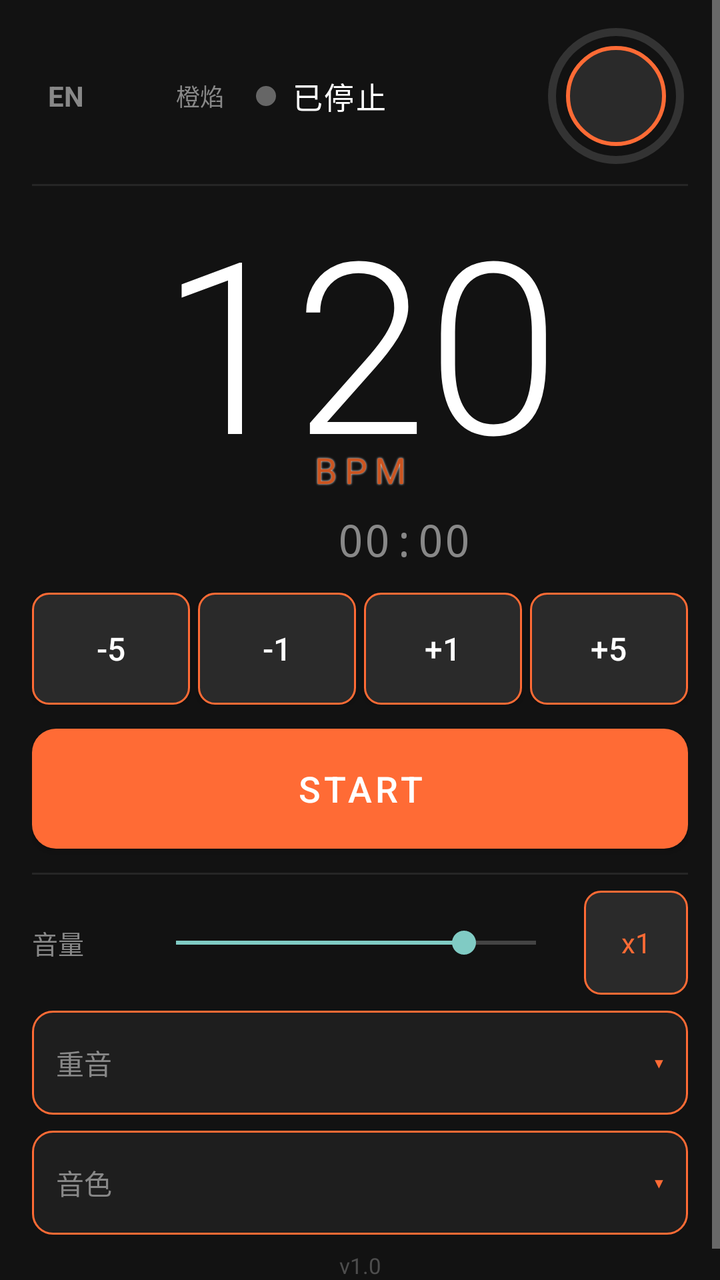
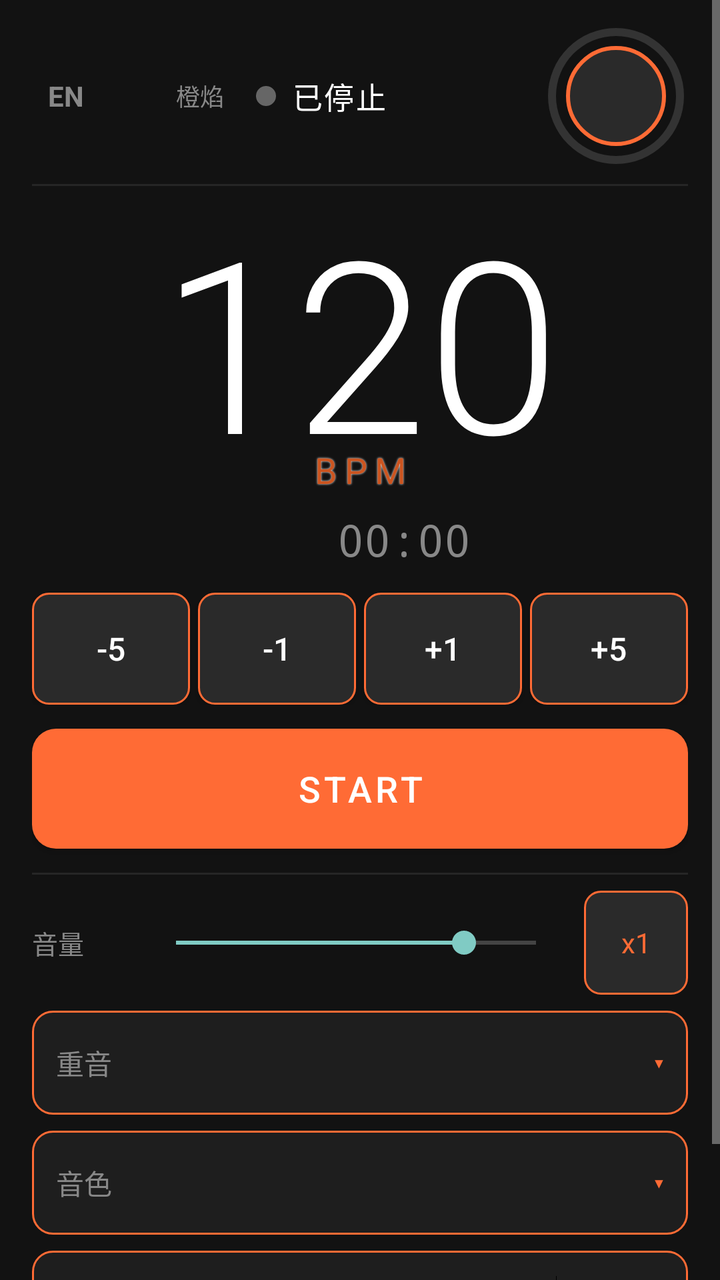

The first picture is an Android layout as it rendered before a commit; the second is the same layout after the commit. The layout source and the unified diff follow.
<!-- AndroidManifest.xml: application theme Theme.RunBeatPro -->
<!-- res/layout/activity_main.xml -->
<?xml version="1.0" encoding="utf-8"?>
<ScrollView xmlns:android="http://schemas.android.com/apk/res/android"
    android:layout_width="match_parent"
    android:layout_height="match_parent"
    android:background="@color/background"
    android:fillViewport="true">

<LinearLayout
    android:layout_width="match_parent"
    android:layout_height="wrap_content"
    android:orientation="vertical"
    android:paddingHorizontal="16dp"
    android:paddingTop="12dp"
    android:paddingBottom="16dp">

    
    <LinearLayout
        android:id="@+id/layoutStatusBar"
        android:layout_width="match_parent"
        android:layout_height="wrap_content"
        android:orientation="horizontal"
        android:gravity="center_vertical"
        android:layout_marginBottom="8dp">

        <TextView
            android:id="@+id/btnLangToggle"
            android:layout_width="wrap_content"
            android:layout_height="wrap_content"
            android:padding="8dp"
            android:text="@string/lang_toggle"
            android:textColor="@color/textSecondary"
            android:textSize="14sp"
            android:textStyle="bold"
            android:background="?attr/selectableItemBackground"
            android:clickable="true"
            android:focusable="true"
            android:layout_marginEnd="8dp" />

        
        <LinearLayout
            android:id="@+id/layoutTheme"
            android:layout_width="wrap_content"
            android:layout_height="wrap_content"
            android:orientation="horizontal"
            android:gravity="center_vertical"
            android:clickable="true"
            android:focusable="true"
            android:background="?attr/selectableItemBackground"
            android:padding="4dp"
            android:layout_marginEnd="12dp">

            <View
                android:id="@+id/btnThemeColor"
                android:layout_width="20dp"
                android:layout_height="20dp"
                android:layout_marginEnd="6dp" />

            <TextView
                android:id="@+id/tvThemeName"
                android:layout_width="wrap_content"
                android:layout_height="wrap_content"
                android:text="橙焰"
                android:textColor="@color/textSecondary"
                android:textSize="12sp" />
        </LinearLayout>

        <View
            android:id="@+id/viewStatusDot"
            android:layout_width="10dp"
            android:layout_height="10dp"
            android:layout_marginEnd="8dp"
            android:background="@drawable/status_dot" />

        <TextView
            android:id="@+id/tvStatus"
            android:layout_width="0dp"
            android:layout_height="wrap_content"
            android:layout_weight="1"
            android:text="@string/status_stopped"
            android:textColor="@color/textPrimary"
            android:textSize="15sp"
            android:letterSpacing="0.05" />

        <FrameLayout
            android:layout_width="72dp"
            android:layout_height="72dp">

            <ProgressBar
                android:id="@+id/unlockProgress"
                style="?android:attr/progressBarStyleHorizontal"
                android:layout_width="match_parent"
                android:layout_height="match_parent"
                android:progressDrawable="@drawable/circular_progress"
                android:max="2000"
                android:progress="0"
                android:clickable="false"
                android:focusable="false" />

            <View
                android:layout_width="50dp"
                android:layout_height="50dp"
                android:layout_gravity="center"
                android:background="@drawable/btn_lock"
                android:clickable="false"
                android:focusable="false" />

            <Button
                android:id="@+id/btnLock"
                android:layout_width="match_parent"
                android:layout_height="match_parent"
                android:background="?attr/selectableItemBackgroundBorderless"
                android:contentDescription="Lock screen"
                android:text="" />

        </FrameLayout>

    </LinearLayout>

    <View
        android:layout_width="match_parent"
        android:layout_height="1dp"
        android:background="#262626"
        android:layout_marginBottom="8dp" />

    
    <FrameLayout
        android:layout_width="match_parent"
        android:layout_height="wrap_content"
        android:layout_marginBottom="4dp">

        <TextView
            android:id="@+id/tvBpm"
            android:layout_width="match_parent"
            android:layout_height="150dp"
            android:text="120"
            android:textColor="@color/textPrimary"
            android:textSize="120sp"
            android:fontFamily="sans-serif-light"
            android:gravity="center"
            android:maxLines="1"
            android:autoSizeTextType="uniform"
            android:autoSizeMinTextSize="64sp"
            android:autoSizeMaxTextSize="120sp"
            android:autoSizeStepGranularity="4sp"
            android:includeFontPadding="false" />

        <TextView
            android:id="@+id/tvBpmLabel"
            android:layout_width="match_parent"
            android:layout_height="wrap_content"
            android:text="@string/label_bpm"
            android:textColor="@color/colorPrimaryVariant"
            android:textSize="18sp"
            android:letterSpacing="0.2"
            android:gravity="center_horizontal"
            android:layout_gravity="bottom"
            android:layout_marginBottom="4dp"
            android:shadowColor="#FFFFFF"
            android:shadowRadius="2"
            android:shadowDx="0"
            android:shadowDy="0" />

    </FrameLayout>

    
    <LinearLayout
        android:layout_width="match_parent"
        android:layout_height="wrap_content"
        android:orientation="horizontal"
        android:gravity="center_vertical"
        android:layout_marginBottom="12dp">

        <Space
            android:layout_width="44dp"
            android:layout_height="wrap_content" />

        <TextView
            android:id="@+id/tvTimer"
            android:layout_width="0dp"
            android:layout_height="wrap_content"
            android:layout_weight="1"
            android:text="00:00"
            android:textColor="@color/textSecondary"
            android:textSize="22sp"
            android:fontFamily="monospace"
            android:gravity="center" />

        <TextView
            android:id="@+id/btnRestart"
            android:layout_width="44dp"
            android:layout_height="44dp"
            android:text="↻"
            android:textColor="@color/textSecondary"
            android:textSize="22sp"
            android:gravity="center"
            android:background="@drawable/btn_bpm_control"
            android:clickable="true"
            android:focusable="true"
            android:visibility="gone" />

    </LinearLayout>

    
    <LinearLayout
        android:id="@+id/layoutBpmControls"
        android:layout_width="match_parent"
        android:layout_height="wrap_content"
        android:orientation="horizontal"
        android:layout_marginBottom="12dp">

        <Button
            android:id="@+id/btnBpmMinus5"
            android:layout_width="0dp"
            android:layout_height="56dp"
            android:layout_weight="1"
            android:text="-5"
            android:textColor="@color/textPrimary"
            android:textSize="16sp"
            android:background="@drawable/btn_bpm_control"
            android:layout_marginEnd="4dp" />

        <Button
            android:id="@+id/btnBpmMinus1"
            android:layout_width="0dp"
            android:layout_height="56dp"
            android:layout_weight="1"
            android:text="-1"
            android:textColor="@color/textPrimary"
            android:textSize="16sp"
            android:background="@drawable/btn_bpm_control"
            android:layout_marginEnd="4dp" />

        <Button
            android:id="@+id/btnBpmPlus1"
            android:layout_width="0dp"
            android:layout_height="56dp"
            android:layout_weight="1"
            android:text="+1"
            android:textColor="@color/textPrimary"
            android:textSize="16sp"
            android:background="@drawable/btn_bpm_control"
            android:layout_marginEnd="4dp" />

        <Button
            android:id="@+id/btnBpmPlus5"
            android:layout_width="0dp"
            android:layout_height="56dp"
            android:layout_weight="1"
            android:text="+5"
            android:textColor="@color/textPrimary"
            android:textSize="16sp"
            android:background="@drawable/btn_bpm_control" />

    </LinearLayout>

    
    <Button
        android:id="@+id/btnStartPause"
        android:layout_width="match_parent"
        android:layout_height="60dp"
        android:text="START"
        android:textColor="@color/textPrimary"
        android:textSize="18sp"
        android:letterSpacing="0.1"
        android:background="@drawable/btn_start_pause"
        android:layout_marginBottom="12dp" />

    <View
        android:layout_width="match_parent"
        android:layout_height="1dp"
        android:background="#262626"
        android:layout_marginBottom="8dp" />

    
    <LinearLayout
        android:layout_width="match_parent"
        android:layout_height="wrap_content"
        android:orientation="horizontal"
        android:gravity="center_vertical"
        android:layout_marginBottom="8dp">

        <TextView
            android:id="@+id/tvTickVolumeLabel"
            android:layout_width="56dp"
            android:layout_height="wrap_content"
            android:text="@string/label_volume"
            android:textColor="@color/textSecondary"
            android:textSize="13sp" />

        <SeekBar
            android:id="@+id/seekTickVolume"
            android:layout_width="0dp"
            android:layout_height="wrap_content"
            android:layout_weight="1"
            android:max="100"
            android:progress="80"
            android:layout_marginEnd="8dp" />

        <TextView
            android:id="@+id/btnGain"
            android:layout_width="52dp"
            android:layout_height="52dp"
            android:text="x1"
            android:textColor="@color/accent"
            android:textSize="14sp"
            android:gravity="center"
            android:background="@drawable/btn_bpm_control_ripple"
            android:clickable="true"
            android:focusable="true" />

    </LinearLayout>

    
    <LinearLayout
        android:id="@+id/layoutAccent"
        android:layout_width="match_parent"
        android:layout_height="52dp"
        android:orientation="horizontal"
        android:gravity="center_vertical"
        android:background="@drawable/bg_selector_row"
        android:clickable="true"
        android:focusable="true"
        android:paddingHorizontal="12dp"
        android:layout_marginBottom="8dp">

        <TextView
            android:layout_width="wrap_content"
            android:layout_height="wrap_content"
            android:text="@string/label_accent"
            android:textColor="@color/textSecondary"
            android:textSize="14sp"
            android:layout_marginEnd="8dp" />

        <Space
            android:layout_width="0dp"
            android:layout_height="wrap_content"
            android:layout_weight="1" />

        <TextView
            android:id="@+id/tvAccentName"
            android:layout_width="wrap_content"
            android:layout_height="wrap_content"
            android:text=""
            android:textColor="@color/accent"
            android:textSize="14sp"
            android:textStyle="bold" />

        <TextView
            android:id="@+id/tvAccentArrow"
            android:layout_width="wrap_content"
            android:layout_height="wrap_content"
            android:text="  ▾"
            android:textColor="@color/accent"
            android:textSize="14sp" />

    </LinearLayout>

    
    <LinearLayout
        android:id="@+id/layoutTimbre"
        android:layout_width="match_parent"
        android:layout_height="52dp"
        android:orientation="horizontal"
        android:gravity="center_vertical"
        android:background="@drawable/bg_selector_row"
        android:clickable="true"
        android:focusable="true"
        android:paddingHorizontal="12dp"
        android:layout_marginBottom="8dp">

        <TextView
            android:layout_width="wrap_content"
            android:layout_height="wrap_content"
            android:text="@string/label_timbre"
            android:textColor="@color/textSecondary"
            android:textSize="14sp"
            android:layout_marginEnd="8dp" />

        <Space
            android:layout_width="0dp"
            android:layout_height="wrap_content"
            android:layout_weight="1" />

        <TextView
            android:id="@+id/tvTimbreName"
            android:layout_width="wrap_content"
            android:layout_height="wrap_content"
            android:text=""
            android:textColor="@color/accent"
            android:textSize="14sp"
            android:textStyle="bold" />

        <TextView
            android:id="@+id/tvTimbreArrow"
            android:layout_width="wrap_content"
            android:layout_height="wrap_content"
            android:text="  ▾"
            android:textColor="@color/accent"
            android:textSize="14sp" />

    </LinearLayout>

    
    <TextView
        android:id="@+id/tvBuildInfo"
        android:layout_width="match_parent"
        android:layout_height="wrap_content"
        android:text="v1.0"
        android:textColor="@color/textSecondary"
        android:textSize="11sp"
        android:gravity="center"
        android:alpha="0.5" />

</LinearLayout>
</ScrollView>
<!-- resources referenced by this layout -->
<resources>
  <color name="accent">#FF6B35</color>
  <color name="background">#121212</color>
  <color name="colorPrimaryVariant">#CC5520</color>
  <color name="textPrimary">#FFFFFF</color>
  <color name="textSecondary">#888888</color>
  <!-- drawable bg_selector_row (drawable) -->
  <?xml version="1.0" encoding="utf-8"?>
  <ripple xmlns:android="http://schemas.android.com/apk/res/android"
      android:color="#44FF6B35">
      <item>
          <shape android:shape="rectangle">
              <solid android:color="#1E1E1E" />
              <corners android:radius="10dp" />
              <stroke android:width="1dp" android:color="#FF6B35" />
          </shape>
      </item>
  </ripple>
  <!-- drawable btn_bpm_control (drawable) -->
  <?xml version="1.0" encoding="utf-8"?>
  <shape xmlns:android="http://schemas.android.com/apk/res/android">
      <solid android:color="#2A2A2A" />
      <corners android:radius="8dp" />
      <stroke android:width="1dp" android:color="#FF6B35" />
  </shape>
  <!-- drawable btn_bpm_control_ripple (drawable) -->
  <?xml version="1.0" encoding="utf-8"?>
  <ripple xmlns:android="http://schemas.android.com/apk/res/android"
      android:color="#FF6B35">
      <item android:id="@android:id/mask">
          <shape>
              <solid android:color="#FFFFFF" />
              <corners android:radius="8dp" />
          </shape>
      </item>
      <item>
          <shape>
              <solid android:color="#2A2A2A" />
              <corners android:radius="8dp" />
              <stroke android:width="1dp" android:color="#FF6B35" />
          </shape>
      </item>
  </ripple>
  <!-- drawable btn_lock (drawable) -->
  <?xml version="1.0" encoding="utf-8"?>
  <shape xmlns:android="http://schemas.android.com/apk/res/android"
      android:shape="oval">
      <solid android:color="#2A2A2A" />
      <stroke android:width="2dp" android:color="#FF6B35" />
  </shape>
  <!-- drawable btn_start_pause (drawable) -->
  <?xml version="1.0" encoding="utf-8"?>
  <shape xmlns:android="http://schemas.android.com/apk/res/android">
      <solid android:color="#FF6B35" />
      <corners android:radius="12dp" />
  </shape>
  <!-- drawable circular_progress (drawable) -->
  <?xml version="1.0" encoding="utf-8"?>
  <layer-list xmlns:android="http://schemas.android.com/apk/res/android">
      <item android:id="@android:id/background">
          <shape android:shape="ring"
              android:innerRadius="30dp"
              android:thickness="4dp"
              android:useLevel="false">
              <solid android:color="#333333" />
          </shape>
      </item>
      <item android:id="@android:id/progress">
          <rotate android:fromDegrees="-90" android:toDegrees="270">
              <shape android:shape="ring"
                  android:innerRadius="30dp"
                  android:thickness="4dp"
                  android:useLevel="true">
                  <solid android:color="@color/colorPrimary" />
              </shape>
          </rotate>
      </item>
  </layer-list>
  <!-- drawable status_dot (drawable) -->
  <?xml version="1.0" encoding="utf-8"?>
  <shape xmlns:android="http://schemas.android.com/apk/res/android" android:shape="oval">
      <solid android:color="#666666" />
      <size android:width="12dp" android:height="12dp" />
  </shape>
  <string name="label_accent">重音</string>
  <string name="label_bpm">BPM</string>
  <string name="label_timbre">音色</string>
  <string name="label_volume">音量</string>
  <string name="lang_toggle">EN</string>
  <string name="status_stopped">已停止</string>
  <style name="Theme.RunBeatPro" parent="Theme.AppCompat.NoActionBar">
          <item name="colorPrimary">#FF6B35</item>
          <item name="android:windowBackground">@color/background</item>
          <item name="android:statusBarColor">#FF6B35</item>
      </style>
  <color name="colorPrimary">#FF6B35</color>
</resources>

<!-- the commit's change to res/layout/activity_main.xml (unified diff, before → after) -->
@@ -401,6 +401,39 @@
     </LinearLayout>
 
     
+    <LinearLayout
+        android:id="@+id/layoutLogToFile"
+        android:layout_width="match_parent"
+        android:layout_height="52dp"
+        android:orientation="horizontal"
+        android:gravity="center_vertical"
+        android:background="@drawable/bg_selector_row"
+        android:clickable="true"
+        android:focusable="true"
+        android:paddingHorizontal="12dp"
+        android:layout_marginBottom="8dp">
+
+        <TextView
+            android:layout_width="wrap_content"
+            android:layout_height="wrap_content"
+            android:text="@string/label_log_to_file"
+            android:textColor="@color/textSecondary"
+            android:textSize="14sp" />
+
+        <Space
+            android:layout_width="0dp"
+            android:layout_height="wrap_content"
+            android:layout_weight="1" />
+
+        <Switch
+            android:id="@+id/switchLogToFile"
+            android:layout_width="wrap_content"
+            android:layout_height="wrap_content"
+            android:showText="false" />
+
+    </LinearLayout>
+
+    
     <TextView
         android:id="@+id/tvBuildInfo"
         android:layout_width="match_parent"
<!-- resource entries referenced after the edit -->
@@ -85,6 +85,7 @@
   </shape>
   <string name="label_accent">重音</string>
   <string name="label_bpm">BPM</string>
+  <string name="label_log_to_file">日志写入文件</string>
   <string name="label_timbre">音色</string>
   <string name="label_volume">音量</string>
   <string name="lang_toggle">EN</string>
